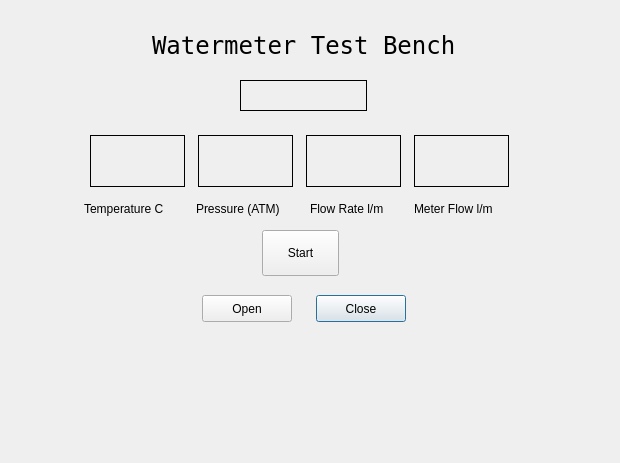
Old version of the form gui/testbench-main.ui in the repository ksarkies/Watermeter-TestBench.
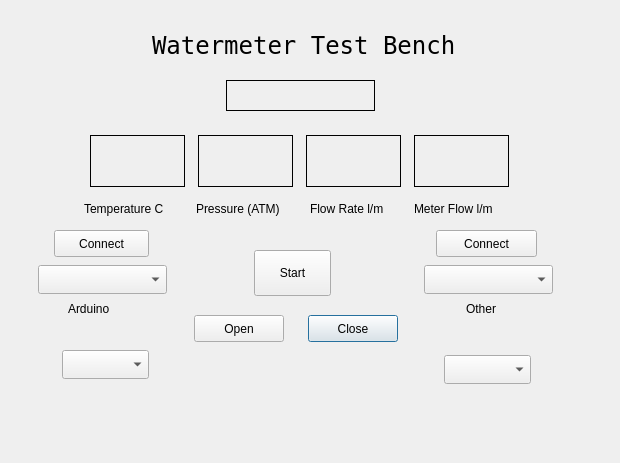
New version of the form.

Commit message: Update GUI for two serial inputs and to start/stop runs.

```diff
--- a/gui/testbench-main.ui
+++ b/gui/testbench-main.ui
@@ -16,8 +16,8 @@
   <widget class="QPushButton" name="closeFileButton">
    <property name="geometry">
     <rect>
-     <x>316</x>
-     <y>295</y>
+     <x>308</x>
+     <y>315</y>
      <width>90</width>
      <height>27</height>
     </rect>
@@ -155,8 +155,8 @@
   <widget class="QPushButton" name="startPushButton">
    <property name="geometry">
     <rect>
-     <x>262</x>
-     <y>230</y>
+     <x>254</x>
+     <y>250</y>
      <width>77</width>
      <height>46</height>
     </rect>
@@ -168,8 +168,8 @@
   <widget class="QPushButton" name="saveFileButton">
    <property name="geometry">
     <rect>
-     <x>202</x>
-     <y>295</y>
+     <x>194</x>
+     <y>315</y>
      <width>90</width>
      <height>27</height>
     </rect>
@@ -181,9 +181,9 @@
   <widget class="QLabel" name="timeDisplay">
    <property name="geometry">
     <rect>
-     <x>240</x>
+     <x>226</x>
      <y>80</y>
-     <width>127</width>
+     <width>149</width>
      <height>31</height>
     </rect>
    </property>
@@ -271,6 +271,98 @@
     <string/>
    </property>
   </widget>
+  <widget class="QComboBox" name="input1ComboBox">
+   <property name="geometry">
+    <rect>
+     <x>38</x>
+     <y>265</y>
+     <width>129</width>
+     <height>29</height>
+    </rect>
+   </property>
+  </widget>
+  <widget class="QPushButton" name="connect1">
+   <property name="geometry">
+    <rect>
+     <x>54</x>
+     <y>230</y>
+     <width>95</width>
+     <height>27</height>
+    </rect>
+   </property>
+   <property name="text">
+    <string>Connect</string>
+   </property>
+  </widget>
+  <widget class="QComboBox" name="input2ComboBox">
+   <property name="geometry">
+    <rect>
+     <x>424</x>
+     <y>265</y>
+     <width>129</width>
+     <height>29</height>
+    </rect>
+   </property>
+  </widget>
+  <widget class="QPushButton" name="connect2">
+   <property name="geometry">
+    <rect>
+     <x>436</x>
+     <y>230</y>
+     <width>101</width>
+     <height>27</height>
+    </rect>
+   </property>
+   <property name="text">
+    <string>Connect</string>
+   </property>
+  </widget>
+  <widget class="QComboBox" name="baudrate1ComboBox">
+   <property name="geometry">
+    <rect>
+     <x>62</x>
+     <y>350</y>
+     <width>87</width>
+     <height>29</height>
+    </rect>
+   </property>
+  </widget>
+  <widget class="QComboBox" name="baudrate2ComboBox">
+   <property name="geometry">
+    <rect>
+     <x>444</x>
+     <y>355</y>
+     <width>87</width>
+     <height>29</height>
+    </rect>
+   </property>
+  </widget>
+  <widget class="QLabel" name="connect1Label">
+   <property name="geometry">
+    <rect>
+     <x>68</x>
+     <y>300</y>
+     <width>59</width>
+     <height>17</height>
+    </rect>
+   </property>
+   <property name="text">
+    <string>Arduino</string>
+   </property>
+  </widget>
+  <widget class="QLabel" name="connect2Label">
+   <property name="geometry">
+    <rect>
+     <x>466</x>
+     <y>300</y>
+     <width>47</width>
+     <height>17</height>
+    </rect>
+   </property>
+   <property name="text">
+    <string>Other</string>
+   </property>
+  </widget>
  </widget>
  <resources/>
  <connections/>
```
The commit also changes 4 other files.
